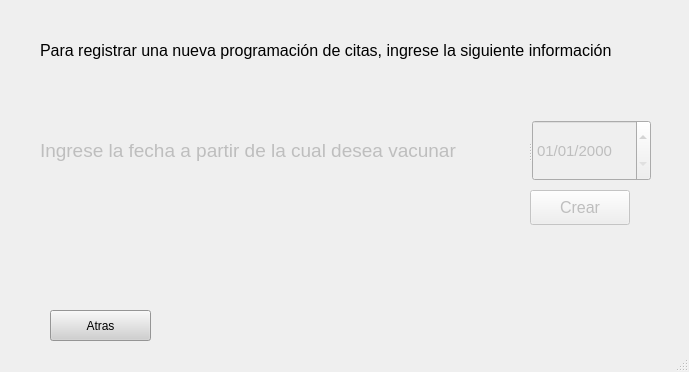
alpha231/UNAL_POO_2021-1, file frontend/user_interface/crearProgramacionVacunacion.ui: the form before one commit.
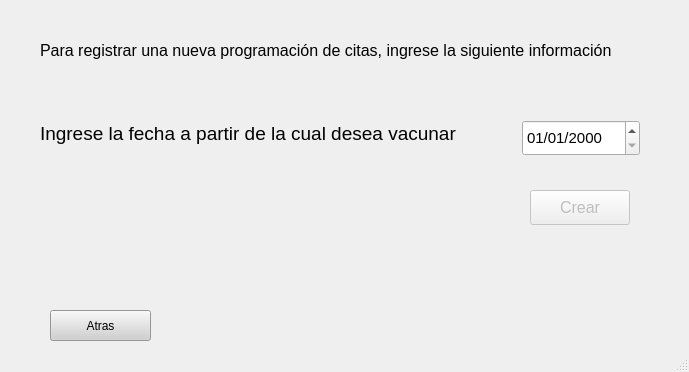
The form after the commit.

Commit message: final de implementacion (generacion de vacunacion)

```diff
--- a/frontend/user_interface/crearProgramacionVacunacion.ui
+++ b/frontend/user_interface/crearProgramacionVacunacion.ui
@@ -38,68 +38,6 @@
      <string>Crear</string>
     </property>
    </widget>
-   <widget class="QSplitter" name="splitter_3">
-    <property name="enabled">
-     <bool>false</bool>
-    </property>
-    <property name="geometry">
-     <rect>
-      <x>40</x>
-      <y>120</y>
-      <width>611</width>
-      <height>61</height>
-     </rect>
-    </property>
-    <property name="font">
-     <font>
-      <pointsize>14</pointsize>
-     </font>
-    </property>
-    <property name="orientation">
-     <enum>Qt::Horizontal</enum>
-    </property>
-    <widget class="QSplitter" name="splitter">
-     <property name="font">
-      <font>
-       <pointsize>14</pointsize>
-      </font>
-     </property>
-     <property name="orientation">
-      <enum>Qt::Vertical</enum>
-     </property>
-     <widget class="QLabel" name="label_2">
-      <property name="enabled">
-       <bool>false</bool>
-      </property>
-      <property name="font">
-       <font>
-        <pointsize>14</pointsize>
-       </font>
-      </property>
-      <property name="text">
-       <string>Ingrese la fecha a partir de la cual desea vacunar </string>
-      </property>
-     </widget>
-    </widget>
-    <widget class="QSplitter" name="splitter_2">
-     <property name="orientation">
-      <enum>Qt::Vertical</enum>
-     </property>
-     <widget class="QDateEdit" name="fechaInicio">
-      <property name="enabled">
-       <bool>false</bool>
-      </property>
-      <property name="font">
-       <font>
-        <pointsize>11</pointsize>
-       </font>
-      </property>
-      <property name="displayFormat">
-       <string>dd/MM/yyyy</string>
-      </property>
-     </widget>
-    </widget>
-   </widget>
    <widget class="QLabel" name="label">
     <property name="geometry">
      <rect>
@@ -148,6 +86,48 @@
      <string>Atras</string>
     </property>
    </widget>
+   <widget class="QLabel" name="label_2">
+    <property name="enabled">
+     <bool>true</bool>
+    </property>
+    <property name="geometry">
+     <rect>
+      <x>40</x>
+      <y>120</y>
+      <width>441</width>
+      <height>27</height>
+     </rect>
+    </property>
+    <property name="font">
+     <font>
+      <pointsize>14</pointsize>
+     </font>
+    </property>
+    <property name="text">
+     <string>Ingrese la fecha a partir de la cual desea vacunar </string>
+    </property>
+   </widget>
+   <widget class="QDateEdit" name="fechaInicio">
+    <property name="enabled">
+     <bool>true</bool>
+    </property>
+    <property name="geometry">
+     <rect>
+      <x>522</x>
+      <y>120</y>
+      <width>118</width>
+      <height>36</height>
+     </rect>
+    </property>
+    <property name="font">
+     <font>
+      <pointsize>11</pointsize>
+     </font>
+    </property>
+    <property name="displayFormat">
+     <string>dd/MM/yyyy</string>
+    </property>
+   </widget>
   </widget>
   <widget class="QStatusBar" name="statusbar"/>
  </widget>
```
The commit also changes 3 other files.
